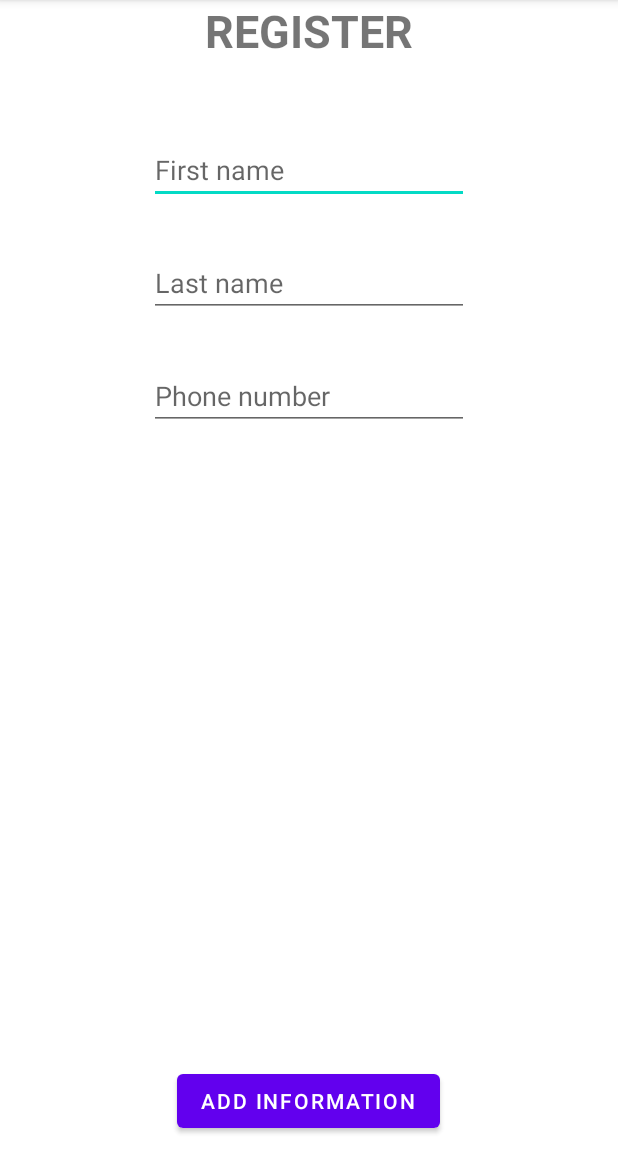
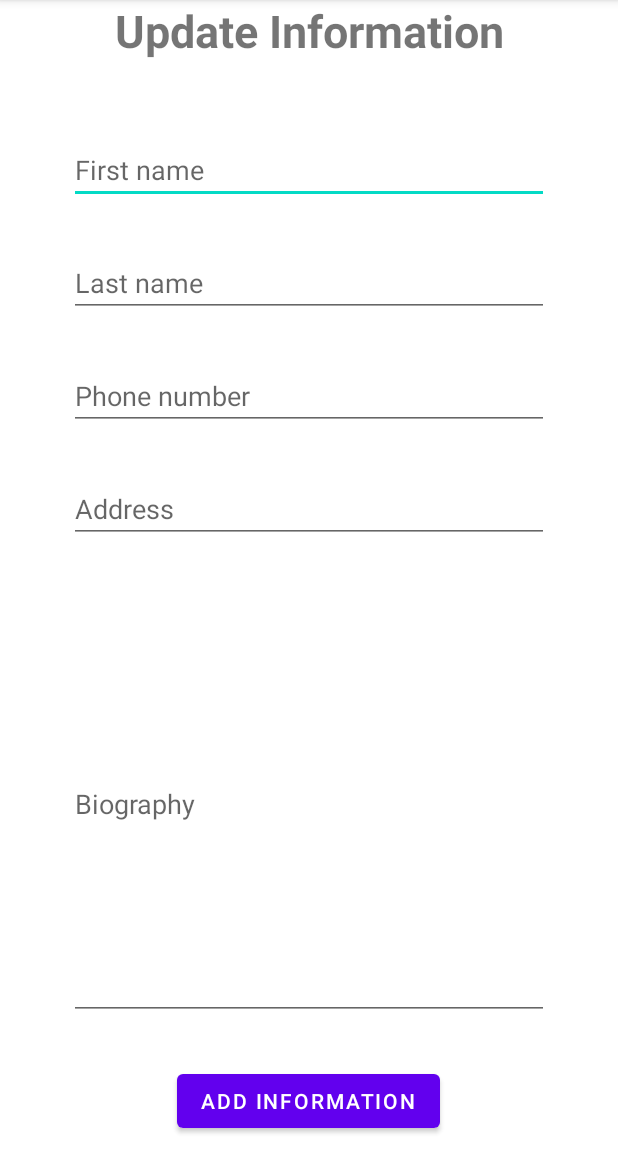
Before and after one commit to CaneLepus/Carpoolers, an Android app: the RegisterActivity screen opened directly, with no data from a screen before it, on a phone screen of 412 x 824 dp, the part 84-1236 px from its top. Run offline under Robolectric (Android 15) with nearby library versions, the phone set to English and light mode, and no system bars; our stand-ins replace Firebase (no records; nobody signed in at launch, a user with empty details on screens opened directly).

Commit message:
Added extra information to users

```diff
--- a/app/build.gradle
+++ b/app/build.gradle
@@ -32,6 +32,7 @@ android {
     kotlinOptions {
         jvmTarget = '1.8'
     }
+
 }
 
 dependencies {
--- a/app/src/main/AndroidManifest.xml
+++ b/app/src/main/AndroidManifest.xml
@@ -2,6 +2,7 @@
 <manifest xmlns:android="http://schemas.android.com/apk/res/android"
     xmlns:tools="http://schemas.android.com/tools"
     package="com.example.carpoolers">
+    <uses-permission android:name="android.permission.READ_EXTERNAL_STORAGE"/>
 
     <application
         android:usesCleartextTraffic="true"
--- a/app/src/main/java/com/example/carpoolers/LoginActivity.kt
+++ b/app/src/main/java/com/example/carpoolers/LoginActivity.kt
@@ -7,6 +7,7 @@ import android.util.Log
 import android.widget.Button
 import android.widget.EditText
 import android.widget.Toast
+import com.example.carpoolers.SwipeFunction.SwipeActivity
 import com.google.firebase.auth.FirebaseAuth
 import com.google.firebase.auth.ktx.auth
 import com.google.firebase.firestore.ktx.firestore
@@ -56,7 +57,8 @@ class LoginActivity : AppCompatActivity() {
                             if (task.isSuccessful) {
                                 // Sign in success, update UI with the signed-in user's information
                                 Log.d("TAG", "signInWithEmail:success")
-//                        TODO: add intent for main screen after login
+                                val intent = Intent(this, SwipeActivity::class.java)
+                                startActivity(intent)
 
                             } else {
                                 // If sign in fails, display a message to the user.
--- a/app/src/main/res/layout/activity_register.xml
+++ b/app/src/main/res/layout/activity_register.xml
@@ -20,7 +20,7 @@
         android:id="@+id/textView"
         android:layout_width="wrap_content"
         android:layout_height="wrap_content"
-        android:text="REGISTER"
+        android:text="Update Information"
         android:textSize="30sp"
         android:textStyle="bold"
         app:layout_constraintEnd_toEndOf="parent"
@@ -31,7 +31,7 @@
         android:id="@+id/firstNameEditText"
         android:layout_width="wrap_content"
         android:layout_height="wrap_content"
-        android:ems="10"
+        android:ems="15"
         android:inputType="textPersonName"
         android:hint="First name"
         app:layout_constraintEnd_toEndOf="parent"
@@ -43,7 +43,7 @@
         android:id="@+id/lastNameEditText"
         android:layout_width="wrap_content"
         android:layout_height="wrap_content"
-        android:ems="10"
+        android:ems="15"
         android:inputType="textPersonName"
         android:hint="Last name"
         app:layout_constraintEnd_toEndOf="parent"
@@ -56,7 +56,7 @@
         android:id="@+id/editTextPhone"
         android:layout_width="wrap_content"
         android:layout_height="wrap_content"
-        android:ems="10"
+        android:ems="15"
         android:inputType="phone"
         android:hint="Phone number"
         app:layout_constraintEnd_toEndOf="parent"
@@ -64,6 +64,33 @@
         app:layout_constraintTop_toBottomOf="@+id/lastNameEditText"
         android:layout_marginTop="30dp"/>
 
+    <EditText
+        android:id="@+id/editTextPostalAddress"
+        android:layout_width="wrap_content"
+        android:layout_height="wrap_content"
+        android:ems="15"
+        android:layout_marginTop="30dp"
+        android:inputType="textPostalAddress"
+        android:hint="Address"
+        app:layout_constraintEnd_toEndOf="parent"
+        app:layout_constraintStart_toStartOf="parent"
+        app:layout_constraintTop_toBottomOf="@+id/editTextPhone" />
+
+    <EditText
+        android:id="@+id/editTextBiography"
+        android:layout_width="wrap_content"
+        android:layout_height="0dp"
+        android:layout_marginTop="30dp"
+        android:layout_marginBottom="30dp"
+        android:inputType="textMultiLine"
+        android:hint="Biography"
+        android:ems="15"
+        app:layout_constraintBottom_toTopOf="@+id/registerButton"
+        app:layout_constraintEnd_toEndOf="parent"
+        app:layout_constraintStart_toStartOf="parent"
+        app:layout_constraintTop_toBottomOf="@+id/editTextPostalAddress" />
+
+
 
 
 </androidx.constraintlayout.widget.ConstraintLayout>
```
Also changed, not shown: app/src/main/java/com/example/carpoolers/RegisterActivity.kt (+60 -2 lines), app/src/main/java/com/example/carpoolers/User.kt (+9 -6 lines).
